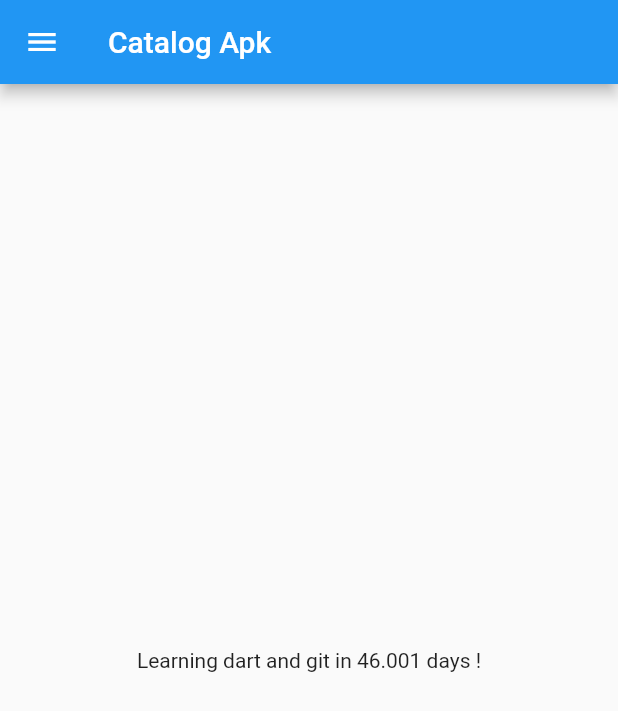
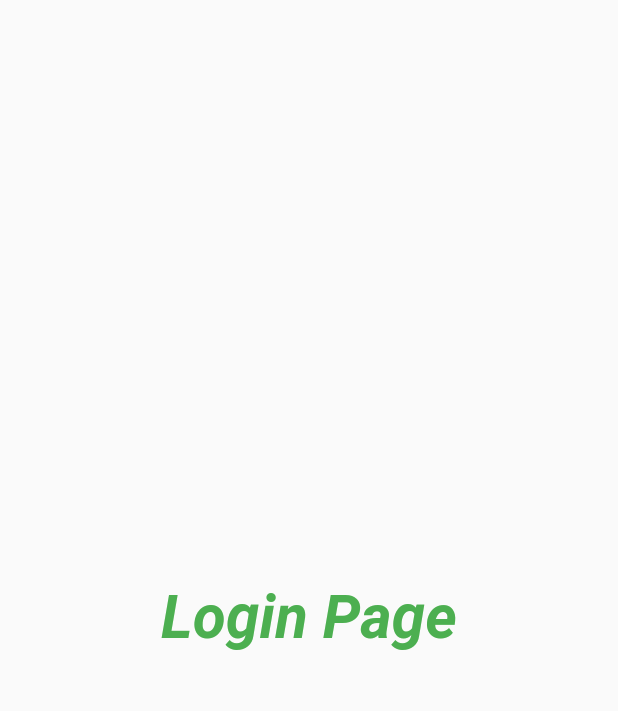
Before and after one commit to 25kudit/Learning_Flutter, a Flutter app: the screen it shows after launch, on a phone screen of 412 x 824 dp. Shown: the top 711 px of the screen. Run offline on Flutter 3.47's test engine with Material 2 defaults, Android fonts, the phone set to English and light mode, and no system bars; Roboto replaces fonts that are missing (times new roman).

Commit message:
commit day3

```diff
--- a/lib/main.dart
+++ b/lib/main.dart
@@ -1,6 +1,7 @@
 import 'package:flutter/material.dart';
+import 'package:flutter_application_1/pages/loginpage.dart';
 
-import 'homepage.dart';
+import 'pages/homepage.dart';
 
 void main() {
   runApp(UditApk());
@@ -11,7 +12,16 @@ class UditApk extends StatelessWidget {
   @override
   Widget build(BuildContext context) {
     return MaterialApp(
-      home: homepage()
+      home: homepage(),
+      //themeMode: ThemeMode.light,
+      theme: ThemeData(
+        primarySwatch: Colors.deepPurple
+      ),
+      initialRoute: "/login",
+      routes: {
+        "/home": (context) => homepage(),
+        "/login": (context) => LoginPage()
+      },
     );
   }
 }
--- a/lib/homepage.dart
+++ b/lib/pages/homepage.dart
@@ -11,7 +11,7 @@ class homepage extends StatelessWidget {
       ),
       body: Center(
         child: Container(
-          child: Text("Learning ${lang} and git in $days days !"),
+          child: Text("Learning $lang and git in $days days !"),
         ),
       ),
       drawer: Drawer(),
--- /dev/null
+++ b/lib/pages/loginpage.dart
@@ -0,0 +1,21 @@
+import 'package:flutter/material.dart';
+
+class LoginPage extends StatelessWidget {
+  @override
+  Widget build(BuildContext context) {
+    return Material(
+      child: Center(
+        child: Text(
+          "Login Page",
+          style: TextStyle(
+            fontSize: 40,
+            fontWeight: FontWeight.bold,
+            fontStyle: FontStyle.italic,
+            fontFamily: "times new roman",
+            color: Colors.green
+          ),
+        )
+        ),
+    );
+  }
+}
```
Also changed, not shown: pubspec.yaml (+11 -1 lines).
